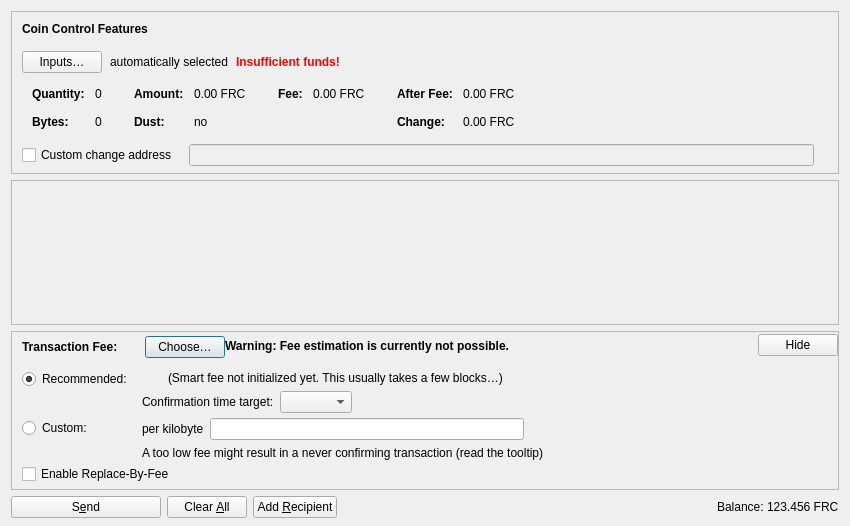
Before: the Qt Designer form src/qt/forms/sendcoinsdialog.ui in tradecraftio/tradecraft, drawn with Qt 5.
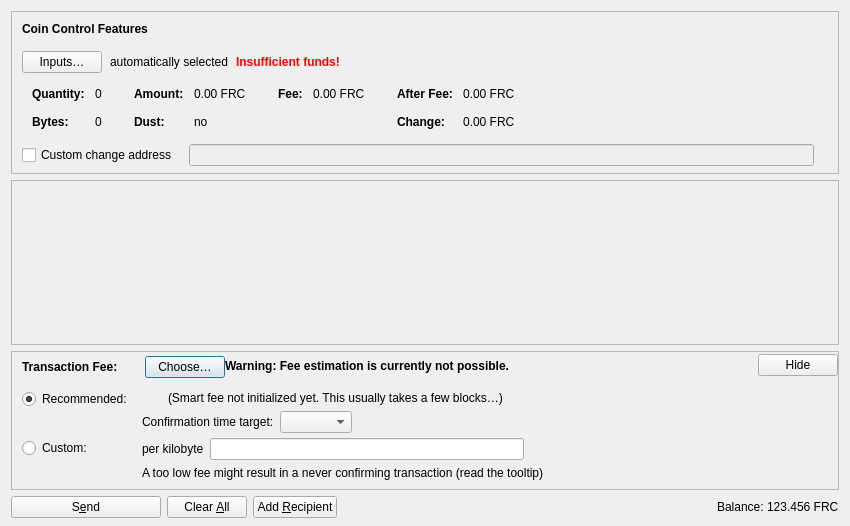
After: the same form once the commit is applied. Icons and pictures are not drawn. Custom widgets are drawn as their Qt base class.

Commit message:
[Mempool] Remove ability to "opt-out" from replace-by-fee semantics.
It is not truly possible to opt-out from replace-by-fee so long as there is a single miner willing to accept the conflicting transaction.  We therefore drop support for the "opt-in" RBF semantics specified in BIP125, and instead consider ALL transactions as potentially subject to replacement.

Patch:
```diff
--- a/src/qt/forms/sendcoinsdialog.ui
+++ b/src/qt/forms/sendcoinsdialog.ui
@@ -1072,16 +1072,6 @@
              </item>
             </layout>
            </item>
-           <item>
-            <widget class="QCheckBox" name="optInRBF">
-             <property name="text">
-              <string>Enable Replace-By-Fee</string>
-             </property>
-             <property name="toolTip">
-              <string>With Replace-By-Fee (BIP-125) you can increase a transaction's fee after it is sent. Without this, a higher fee may be recommended to compensate for increased transaction delay risk.</string>
-             </property>
-            </widget>
-           </item>
           </layout>
          </widget>
         </item>
```
The commit also changes 56 other files.
